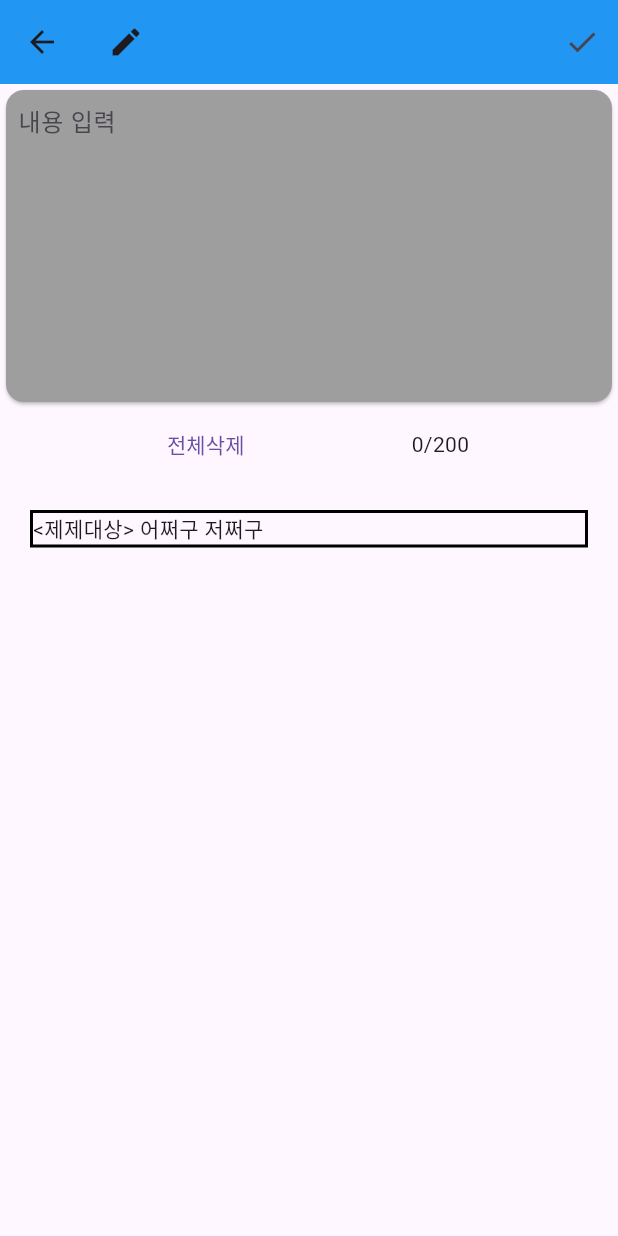
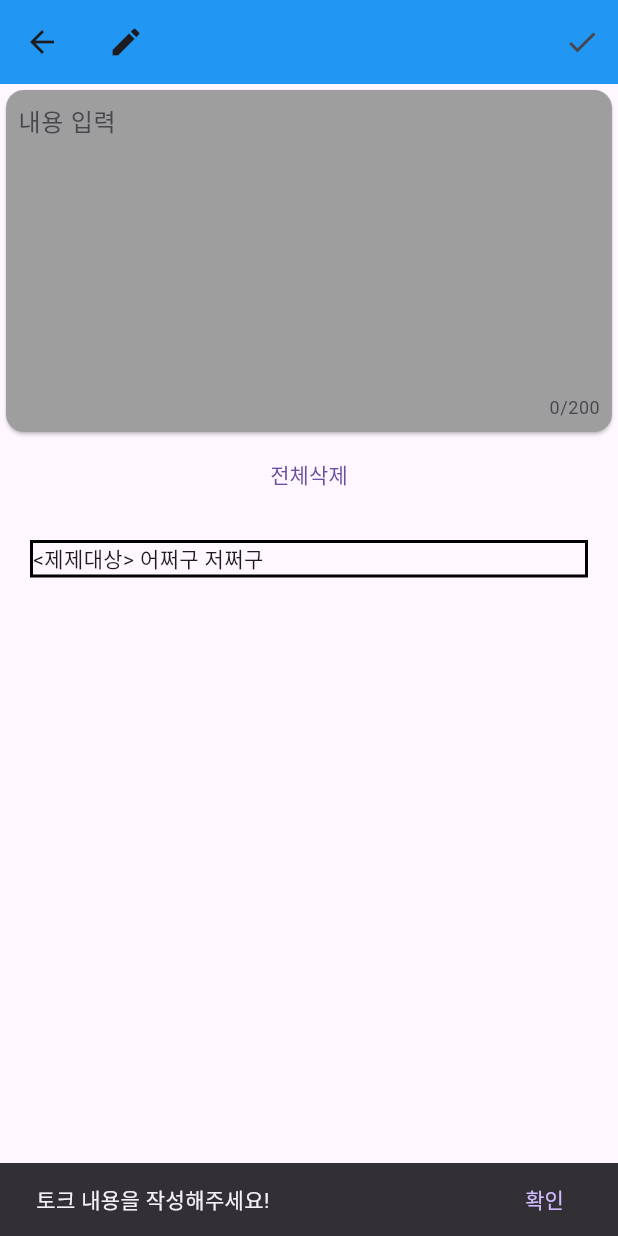
Before and after one commit to lioncub999/MODU-flutter-setting, a Flutter app: the TalkWritePage screen opened directly, after a tap on the "check" icon, on a phone screen of 412 x 824 dp. Run offline on Flutter 3.47's test engine with Material 3 defaults, Android fonts, the light colour scheme and no system bars; our stand-ins replace flutter_dotenv, shared_preferences; accounts and stored records are empty.

Commit message:
코드정리

```diff
--- a/lib/view/talk/TalkAppbarWz.dart
+++ b/lib/view/talk/TalkAppbarWz.dart
@@ -1,5 +1,3 @@
-import 'dart:convert';
-
 import 'package:flutter/cupertino.dart';
 import 'package:flutter/material.dart';
 import 'package:modu_flutter/main.dart';
@@ -17,10 +15,11 @@ class TalkAppbarWz extends StatelessWidget implements PreferredSizeWidget {
   final String title;
   final PreferredSizeWidget? bottom;
 
+  //TODO : 로그아웃기능 (이후 이동할거임)
   logout() async {
     SharedPreferences prefs = await SharedPreferences.getInstance();
-    prefs.remove('jwtToken');
-    prefs.remove('loginId');
+    await prefs.remove('jwtToken');
+    await prefs.remove('loginId');
   }
 
   @override
@@ -31,14 +30,14 @@ class TalkAppbarWz extends StatelessWidget implements PreferredSizeWidget {
         IconButton(
             onPressed: () {
               logout();
-              context.read<MainStore>().setIsLogin(1);
+              context.read<MainStore>().setIsLogin(1); // 로그아웃 후 로그인 페이지로 이동
             },
             icon: Icon(Icons.star_border)),
         IconButton(
             onPressed: () {
               Navigator.push(
                 context,
-                CupertinoPageRoute(builder: (context) => TalkWritePage()),
+                CupertinoPageRoute(builder: (context) => TalkWritePage()), // 토크 입력 페이지로 Navigate
               );
             },
             icon: Icon(Icons.edit))
--- a/lib/view/talk/TalkWritePage.dart
+++ b/lib/view/talk/TalkWritePage.dart
@@ -1,4 +1,5 @@
 import 'package:flutter/material.dart';
+import 'package:flutter/services.dart';
 import 'package:modu_flutter/apis/TalkApi.dart';
 import 'package:modu_flutter/main.dart';
 import 'package:provider/provider.dart';
@@ -13,30 +14,61 @@ class TalkWritePage extends StatefulWidget {
 class _BoardWriteState extends State<TalkWritePage> {
   var talkCont;
 
+  insetTalk() async {
+    if (talkCont == null || talkCont == '') {
+      final snackBar = SnackBar(
+        content: Text('토크 내용을 작성해주세요!'),
+        action: SnackBarAction(
+          label: '확인',
+          onPressed: () {
+            // 확인 버튼 클릭시 실행할거
+          },
+        ),
+      );
+      ScaffoldMessenger.of(context).showSnackBar(snackBar);
+    } else {
+      await TalkApi.insertTalk({"talkCont": talkCont});
+      await context.read<TalkStore>().getTalkList();
+      Navigator.pop(context);
+    }
+  }
+
+  // TODO: talk TextField 컨트롤러
+  TextEditingController _controller = TextEditingController();
+
   @override
   Widget build(BuildContext context) {
-
     return Scaffold(
       appBar: AppBar(
         backgroundColor: Colors.blue,
         title: Icon(Icons.edit),
-        actions: [IconButton(onPressed: () async {
-          await TalkApi.insertTalk({"talkCont" : talkCont});
-          await context.read<TalkStore>().getTalkList();
-          Navigator.pop(context);
-        }, icon: Icon(Icons.check))],
+        actions: [
+          IconButton(
+              onPressed: () async {
+                insetTalk(); // 토크 생성
+              },
+              icon: Icon(Icons.check))
+        ],
       ),
       body: Container(
         child: Column(
           children: [
+            // TODO: 토크 입력 TEXTFIELD
             Card(
                 color: Colors.grey,
                 child: Padding(
                   padding: EdgeInsets.all(8.0),
                   child: TextField(
-                    maxLines: 8, //or null
-                    decoration:
-                        InputDecoration.collapsed(hintText: "내용 입력"),
+                    controller: _controller,
+                    maxLength: 200,
+                    maxLines: 8,
+                    // or null
+                    decoration: InputDecoration.collapsed(
+                      hintText: "내용 입력",
+                    ),
+                    inputFormatters: [
+                      _LengthLimitingTextInputFormatterFixed(200),
+                    ],
                     onChanged: (value) {
                       setState(() {
                         talkCont = value;
@@ -44,22 +76,31 @@ class _BoardWriteState extends State<TalkWritePage> {
                     },
                   ),
                 )),
+
+            // TODO: 토크 내용 전체 삭제 버튼
             Row(
               mainAxisAlignment: MainAxisAlignment.spaceEvenly,
               children: [
-                TextButton(onPressed: () {},
+                TextButton(
+                    onPressed: () {
+                      _controller.clear();
+                      setState(() {
+                        talkCont = "";
+                      });
+                    },
                     child: Text("전체삭제")),
-                Text("0/200")
               ],
             ),
+
+            // TODO: 제제 대상 박스
             Container(
               width: double.infinity,
               margin: EdgeInsets.all(20),
               decoration: BoxDecoration(
                   border: Border.all(
-                    color: Colors.black,
-                    width: 2,
-                  )),
+                color: Colors.black,
+                width: 2,
+              )),
               child: Text("<제제대상> 어쩌구 저쩌구"),
             )
           ],
@@ -68,3 +109,19 @@ class _BoardWriteState extends State<TalkWritePage> {
     );
   }
 }
+
+// TODO: 200자 넘었을때 한글까지 막음
+class _LengthLimitingTextInputFormatterFixed extends TextInputFormatter {
+  final int maxLength;
+
+  _LengthLimitingTextInputFormatterFixed(this.maxLength);
+
+  @override
+  TextEditingValue formatEditUpdate(
+      TextEditingValue oldValue, TextEditingValue newValue) {
+    if (newValue.text.characters.length > maxLength) {
+      return oldValue;
+    }
+    return newValue;
+  }
+}
```
Also changed, not shown: lib/view/talk/TalkListPage.dart (+0 -8 lines).
